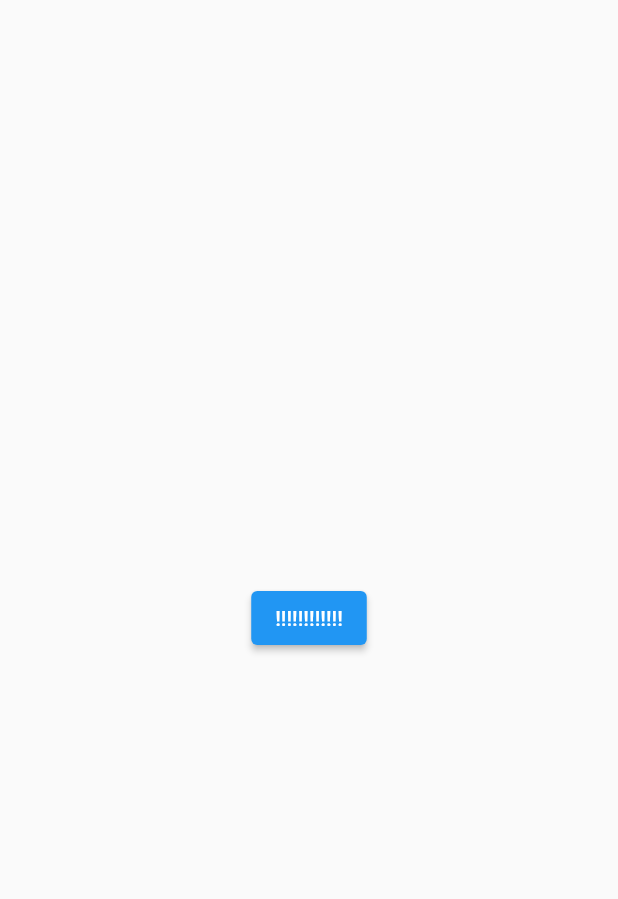
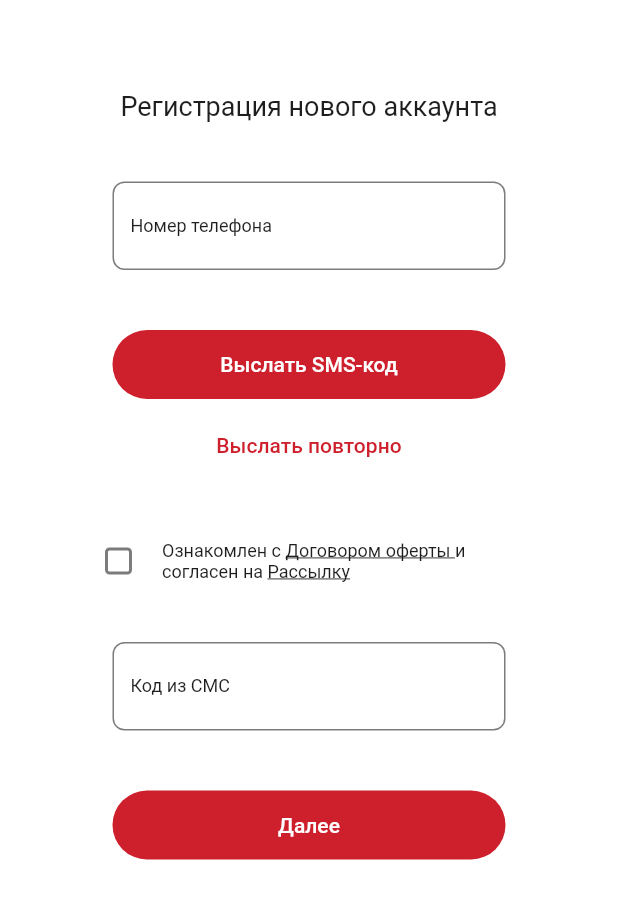
Before and after one commit to VadimKV44/auto_tires, a Flutter app: the RegistrationScreen screen opened directly, on a phone screen of 412 x 824 dp. Shown: the top 899 px of the screen. Run offline on Flutter 3.47's test engine with Material 2 defaults, Android fonts, the phone set to English and light mode, and no system bars; our stand-ins replace animate_do, animated_splash_screen, flutter_svg, mask_text_input_formatter.

Commit message:
Layout of the registration screen

```diff
--- a/lib/View/consts/colors.dart
+++ b/lib/View/consts/colors.dart
@@ -3,4 +3,7 @@ import 'package:flutter/material.dart';
 class MainColors {
   static const Color kMainRedColor = Color(0xFFCE1F2C);
   static const Color kWhiteColor = Colors.white;
+  static const Color kGreyColor = Color(0xFF7C7C7C);
+  static const Color kGreyColor2 = Color(0xFFD3D3D3);
+  static const Color kBlackColor = Color(0xFF1E1E1E);
 }
--- a/lib/View/consts/strings.dart
+++ b/lib/View/consts/strings.dart
@@ -1,3 +1,11 @@
 class Strings {
   static const String automApp = "AutomApp";
+  static const String goIn = "Войти";
+  static const String registration = "Регистрация";
+  static const String registeringNewAccount = "Регистрация нового аккаунта";
+  static const String phoneNumber = "Номер телефона";
+  static const String codeFromSMS = "Код из СМС";
+  static const String sendSMSCode = "Выслать SMS-код";
+  static const String resend = "Выслать повторно";
+  static const String further = "Далее";
 }
--- a/lib/View/consts/styles.dart
+++ b/lib/View/consts/styles.dart
@@ -2,6 +2,16 @@ import 'package:auto_tires/View/consts/colors.dart';
 import 'package:flutter/material.dart';
 
 class MainStyles {
+  ///   FontWeight W400
+  static TextStyle kBlackColorW400(double fontSize, [TextDecoration? textDecoration]) {
+    return TextStyle(
+      fontSize: fontSize,
+      fontFamily: 'Roboto',
+      fontWeight: FontWeight.w400,
+      color: MainColors.kBlackColor,
+      decoration: textDecoration,
+    );
+  }
 
   ///   FontWeight W500
   static TextStyle kWhiteColorW500(double fontSize) {
@@ -12,4 +22,22 @@ class MainStyles {
       color: MainColors.kWhiteColor,
     );
   }
+
+  static TextStyle kGreyColorW500(double fontSize) {
+    return TextStyle(
+      fontSize: fontSize,
+      fontFamily: 'Roboto',
+      fontWeight: FontWeight.w500,
+      color: MainColors.kGreyColor,
+    );
+  }
+
+  static TextStyle kMainRedColorW500(double fontSize) {
+    return TextStyle(
+      fontSize: fontSize,
+      fontFamily: 'Roboto',
+      fontWeight: FontWeight.w500,
+      color: MainColors.kMainRedColor,
+    );
+  }
 }
--- /dev/null
+++ b/lib/View/screen/authorization_screen.dart
@@ -0,0 +1,60 @@
+import 'package:auto_tires/View/consts/colors.dart';
+import 'package:auto_tires/View/consts/strings.dart';
+import 'package:auto_tires/View/consts/styles.dart';
+import 'package:auto_tires/View/screen/login_screen.dart';
+import 'package:auto_tires/View/screen/registration_screen.dart';
+import 'package:flutter/material.dart';
+import 'package:flutter/services.dart';
+
+class AuthorizationScreen extends StatelessWidget {
+  const AuthorizationScreen({super.key});
+
+  @override
+  Widget build(BuildContext context) {
+    SystemChrome.setSystemUIOverlayStyle(SystemUiOverlayStyle.dark.copyWith(
+      statusBarColor: Colors.transparent,
+      statusBarIconBrightness: Brightness.dark,
+      systemNavigationBarColor: Colors.transparent,
+      systemNavigationBarIconBrightness: Brightness.dark,
+    ));
+
+    return DefaultTabController(
+      length: 2,
+      child: Scaffold(
+        backgroundColor: MainColors.kWhiteColor,
+        body: SafeArea(
+          child: Column(
+            children: [
+              SizedBox(
+                height: 48.0,
+                child: TabBar(
+                  indicatorColor: MainColors.kMainRedColor,
+                  labelStyle: MainStyles.kMainRedColorW500(14.0),
+                  unselectedLabelStyle: MainStyles.kGreyColorW500(14.0),
+                  labelColor: MainColors.kMainRedColor,
+                  unselectedLabelColor: MainColors.kGreyColor,
+                  splashFactory: NoSplash.splashFactory,
+                  indicatorPadding: EdgeInsets.zero,
+                  indicatorWeight: 2.0,
+                  tabs: const [
+                    Tab(text: Strings.goIn),
+                    Tab(text: Strings.registration),
+                  ],
+                ),
+              ),
+              const Divider(height: 1, color: MainColors.kGreyColor2),
+              const Expanded(
+                child: TabBarView(
+                  children: [
+                    LoginScreen(),
+                    RegistrationScreen(),
+                  ],
+                ),
+              ),
+            ],
+          ),
+        ),
+      ),
+    );
+  }
+}
--- /dev/null
+++ b/lib/View/screen/login_screen.dart
@@ -0,0 +1,10 @@
+import 'package:flutter/material.dart';
+
+class LoginScreen extends StatelessWidget {
+  const LoginScreen({super.key});
+
+  @override
+  Widget build(BuildContext context) {
+    return const Scaffold();
+  }
+}
--- a/lib/View/screen/registration_screen.dart
+++ b/lib/View/screen/registration_screen.dart
@@ -1,24 +1,116 @@
+import 'package:auto_tires/View/consts/colors.dart';
+import 'package:auto_tires/View/consts/strings.dart';
+import 'package:auto_tires/View/consts/styles.dart';
+import 'package:auto_tires/View/widgets/acceptance_of_terms_widget.dart';
+import 'package:auto_tires/View/widgets/custom_button_widget.dart';
+import 'package:auto_tires/View/widgets/custom_text_field_widget.dart';
 import 'package:flutter/material.dart';
-import 'package:flutter/services.dart';
+import 'package:mask_text_input_formatter/mask_text_input_formatter.dart';
 
-class RegistrationScreen extends StatelessWidget {
+class RegistrationScreen extends StatefulWidget {
   const RegistrationScreen({super.key});
 
   @override
+  State<RegistrationScreen> createState() => _RegistrationScreenState();
+}
+
+class _RegistrationScreenState extends State<RegistrationScreen> {
+  final TextEditingController _phoneController = TextEditingController();
+  final TextEditingController _smsController = TextEditingController();
+
+  @override
+  void dispose() {
+    super.dispose();
+    _phoneController.dispose();
+    _smsController.dispose();
+  }
+
+  bool iconButtonActive = false;
+
+  @override
   Widget build(BuildContext context) {
-
-    SystemChrome.setSystemUIOverlayStyle(SystemUiOverlayStyle.dark.copyWith(
-      statusBarColor: Colors.transparent,
-      statusBarIconBrightness: Brightness.dark,
-      systemNavigationBarColor: Colors.transparent,
-      systemNavigationBarIconBrightness: Brightness.dark,
-    ));
-
-    return Scaffold(
-      body: Center(
-        child: ElevatedButton(
-          child: Text('!!!!!!!!!!!!'),
-          onPressed: () {},
+    return GestureDetector(
+      onTap: () => FocusScope.of(context).unfocus(),
+      child: Scaffold(
+        backgroundColor: MainColors.kWhiteColor,
+        body: ListView(
+          children: [
+            const SizedBox(height: 60.0),
+            Align(
+              alignment: Alignment.center,
+              child: Text(
+                Strings.registeringNewAccount,
+                style: MainStyles.kBlackColorW400(18.0),
+              ),
+            ),
+            const SizedBox(height: 40.0),
+            Padding(
+              padding: const EdgeInsets.symmetric(horizontal: 75.0),
+              child: CustomTextFieldWidget(
+                controller: _phoneController,
+                labelText: Strings.phoneNumber,
+                inputFormatters: [
+                  MaskTextInputFormatter(
+                    mask: '+# (###) ### ## ##',
+                    type: MaskAutoCompletionType.lazy,
+                  ),
+                ],
+              ),
+            ),
+            const SizedBox(height: 40.0),
+            Column(
+              children: [
+                Padding(
+                  padding: const EdgeInsets.symmetric(horizontal: 75.0),
+                  child: CustomButtonWidget(
+                    onTap: () {},
+                    buttonText: Strings.sendSMSCode,
+                    buttonWidth: double.infinity,
+                  ),
+                ),
+                const SizedBox(height: 8.0),
+                Padding(
+                  padding: const EdgeInsets.symmetric(horizontal: 75.0),
+                  child: CustomButtonWidget(
+                    onTap: () {},
+                    buttonText: Strings.resend,
+                    buttonWidth: double.infinity,
+                    buttonColor: Colors.transparent,
+                    buttonTextStyle: MainStyles.kMainRedColorW500(14.0),
+                  ),
+                ),
+              ],
+            ),
+            const SizedBox(height: 40.0),
+            Padding(
+              padding: const EdgeInsets.symmetric(horizontal: 70.0),
+              child: AcceptanceOfTermsWidget(
+                iconButtonActive: iconButtonActive,
+                onTap: () {
+                  setState(() {
+                    iconButtonActive = !iconButtonActive;
+                  });
+                },
+              ),
+            ),
+            const SizedBox(height: 40.0),
+            Padding(
+              padding: const EdgeInsets.symmetric(horizontal: 75.0),
+              child: CustomTextFieldWidget(
+                controller: _smsController,
+                labelText: Strings.codeFromSMS,
+              ),
+            ),
+            const SizedBox(height: 40.0),
+            Padding(
+              padding: const EdgeInsets.symmetric(horizontal: 75.0),
+              child: CustomButtonWidget(
+                onTap: () {},
+                buttonText: Strings.further,
+                buttonWidth: double.infinity,
+              ),
+            ),
+          ],
         ),
       ),
     );
--- a/lib/View/screen/splash_screen.dart
+++ b/lib/View/screen/splash_screen.dart
@@ -3,7 +3,7 @@ import 'package:animated_splash_screen/animated_splash_screen.dart';
 import 'package:auto_tires/View/consts/colors.dart';
 import 'package:auto_tires/View/consts/strings.dart';
 import 'package:auto_tires/View/consts/styles.dart';
-import 'package:auto_tires/View/screen/registration_screen.dart';
+import 'package:auto_tires/View/screen/authorization_screen.dart';
 import 'package:flutter/material.dart';
 import 'package:flutter/services.dart';
 
@@ -52,7 +52,7 @@ class SplashScreen extends StatelessWidget {
           ),
         ],
       ),
-      nextScreen: const RegistrationScreen(),
+      nextScreen: const AuthorizationScreen(),
     );
   }
 }
--- /dev/null
+++ b/lib/View/widgets/acceptance_of_terms_widget.dart
@@ -0,0 +1,51 @@
+import 'package:auto_tires/View/consts/styles.dart';
+import 'package:auto_tires/View/widgets/icon_button_widget.dart';
+import 'package:flutter/material.dart';
+
+class AcceptanceOfTermsWidget extends StatelessWidget {
+  const AcceptanceOfTermsWidget({
+    super.key,
+    required this.iconButtonActive,
+    required this.onTap,
+  });
+
+  final bool iconButtonActive;
+  final void Function() onTap;
+
+  @override
+  Widget build(BuildContext context) {
+    return Row(
+      children: [
+        IconButtonWidget(
+          active: iconButtonActive,
+          onTap: onTap,
+        ),
+        const SizedBox(width: 20.0),
+        Expanded(
+          child: RichText(
+            text: TextSpan(
+              children: <TextSpan>[
+                TextSpan(
+                  text: 'Ознакомлен с ',
+                  style: MainStyles.kBlackColorW400(12.0),
+                ),
+                TextSpan(
+                  text: 'Договором оферты ',
+                  style: MainStyles.kBlackColorW400(12.0, TextDecoration.underline),
+                ),
+                TextSpan(
+                  text: 'и согласен на ',
+                  style: MainStyles.kBlackColorW400(12.0),
+                ),
+                TextSpan(
+                  text: 'Рассылку',
+                  style: MainStyles.kBlackColorW400(12.0, TextDecoration.underline),
+                ),
+              ],
+            ),
+          ),
+        ),
+      ],
+    );
+  }
+}
--- /dev/null
+++ b/lib/View/widgets/custom_button_widget.dart
@@ -0,0 +1,46 @@
+import 'package:auto_tires/View/consts/colors.dart';
+import 'package:auto_tires/View/consts/styles.dart';
+import 'package:flutter/material.dart';
+
+class CustomButtonWidget extends StatelessWidget {
+  const CustomButtonWidget({
+    super.key,
+    required this.onTap,
+    required this.buttonText,
+    this.buttonColor = MainColors.kMainRedColor,
+    this.buttonTextStyle,
+    this.buttonWidth,
+  });
+
+  final Color buttonColor;
+  final void Function() onTap;
+  final String buttonText;
+  final TextStyle? buttonTextStyle;
+  final double? buttonWidth;
+
+  @override
+  Widget build(BuildContext context) {
+    return Container(
+      width: buttonWidth,
+      decoration: BoxDecoration(
+        color: buttonColor,
+        borderRadius: BorderRadius.circular(100.0),
+      ),
+      child: Material(
+        color: Colors.transparent,
+        child: InkWell(
+          onTap: onTap,
+          borderRadius: BorderRadius.circular(100.0),
+          child: Padding(
+            padding: const EdgeInsets.symmetric(vertical: 15.0),
+            child: Text(
+              buttonText,
+              textAlign: TextAlign.center,
+              style: buttonTextStyle ?? MainStyles.kWhiteColorW500(14),
+            ),
+          ),
+        ),
+      ),
+    );
+  }
+}
--- /dev/null
+++ b/lib/View/widgets/custom_text_field_widget.dart
@@ -0,0 +1,42 @@
+import 'package:auto_tires/View/consts/colors.dart';
+import 'package:auto_tires/View/consts/styles.dart';
+import 'package:flutter/material.dart';
+import 'package:flutter/services.dart';
+
+class CustomTextFieldWidget extends StatelessWidget {
+  const CustomTextFieldWidget({
+    super.key,
+    required this.controller,
+    required this.labelText,
+    this.textInputType = TextInputType.phone,
+    this.inputFormatters,
+  });
+
+  final TextEditingController controller;
+  final String labelText;
+  final TextInputType? textInputType;
+  final List<TextInputFormatter>? inputFormatters;
+
+  @override
+  Widget build(BuildContext context) {
+    return TextField(
+      controller: controller,
+      cursorColor: MainColors.kBlackColor,
+      keyboardType: textInputType,
+      inputFormatters: inputFormatters,
+      style: MainStyles.kBlackColorW400(16.0),
+      decoration: InputDecoration(
+        labelText: labelText,
+        labelStyle: MainStyles.kBlackColorW400(12.0),
+        focusedBorder: OutlineInputBorder(
+          borderSide: const BorderSide(color: MainColors.kBlackColor, width: 2.0),
+          borderRadius: BorderRadius.circular(8.0),
+        ),
+        enabledBorder: OutlineInputBorder(
+          borderSide: const BorderSide(color: MainColors.kGreyColor, width: 1.0),
+          borderRadius: BorderRadius.circular(8.0),
+        ),
+      ),
+    );
+  }
+}
--- /dev/null
+++ b/lib/View/widgets/icon_button_widget.dart
@@ -0,0 +1,41 @@
+import 'package:auto_tires/View/consts/colors.dart';
+import 'package:flutter/material.dart';
+import 'package:flutter_svg/flutter_svg.dart';
+
+class IconButtonWidget extends StatelessWidget {
+  const IconButtonWidget({
+    super.key,
+    required this.onTap,
+    required this.active,
+  });
+
+  final void Function() onTap;
+  final bool active;
+
+  @override
+  Widget build(BuildContext context) {
+    return Container(
+      height: 18.0,
+      width: 18.0,
+      decoration: BoxDecoration(
+        color: active ? MainColors.kMainRedColor : Colors.transparent,
+        borderRadius: BorderRadius.circular(3.0),
+        border: Border.all(
+          width: active ? 0.0 : 2.0,
+          color: active ? Colors.transparent : MainColors.kGreyColor,
+        ),
+      ),
+      child: Material(
+        color: Colors.transparent,
+        child: InkWell(
+          onTap: onTap,
+          borderRadius: BorderRadius.circular(3.0),
+          child: Padding(
+            padding: const EdgeInsets.symmetric(horizontal: 2.0, vertical: 4.5),
+            child: SvgPicture.asset('assets/icons/check.svg'),
+          ),
+        ),
+      ),
+    );
+  }
+}
```
Also changed, not shown: pubspec.yaml (+4 -7 lines), assets/fonts/Roboto-Regular.ttf (added), assets/icons/check.svg (added), pubspec.lock.
